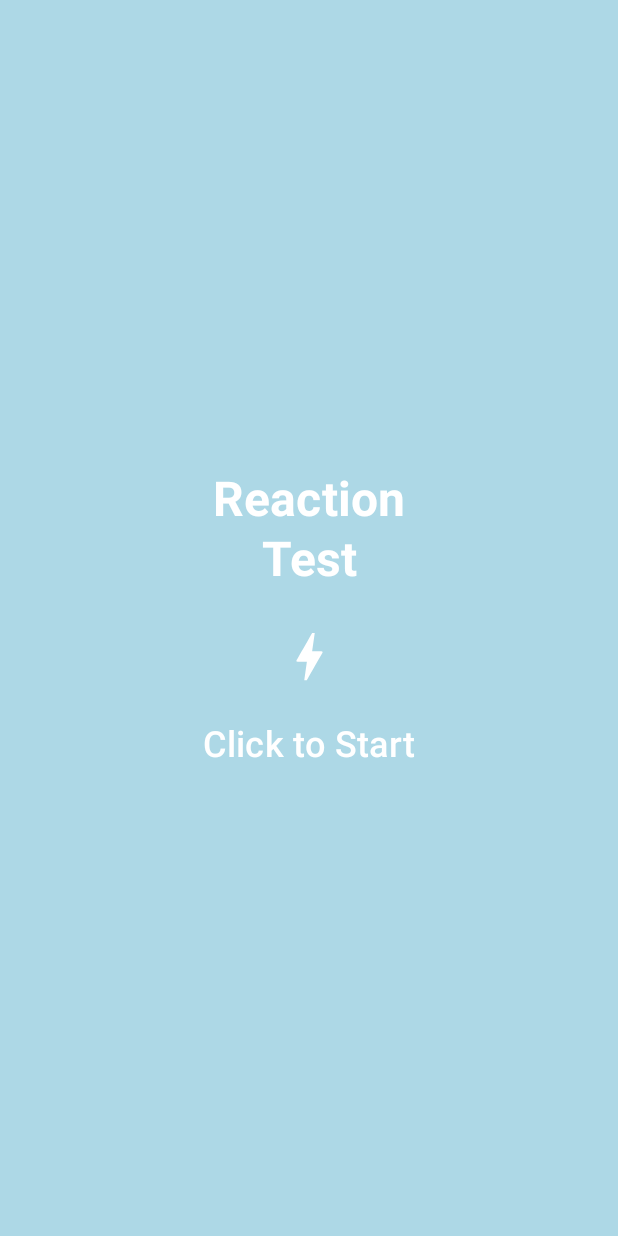
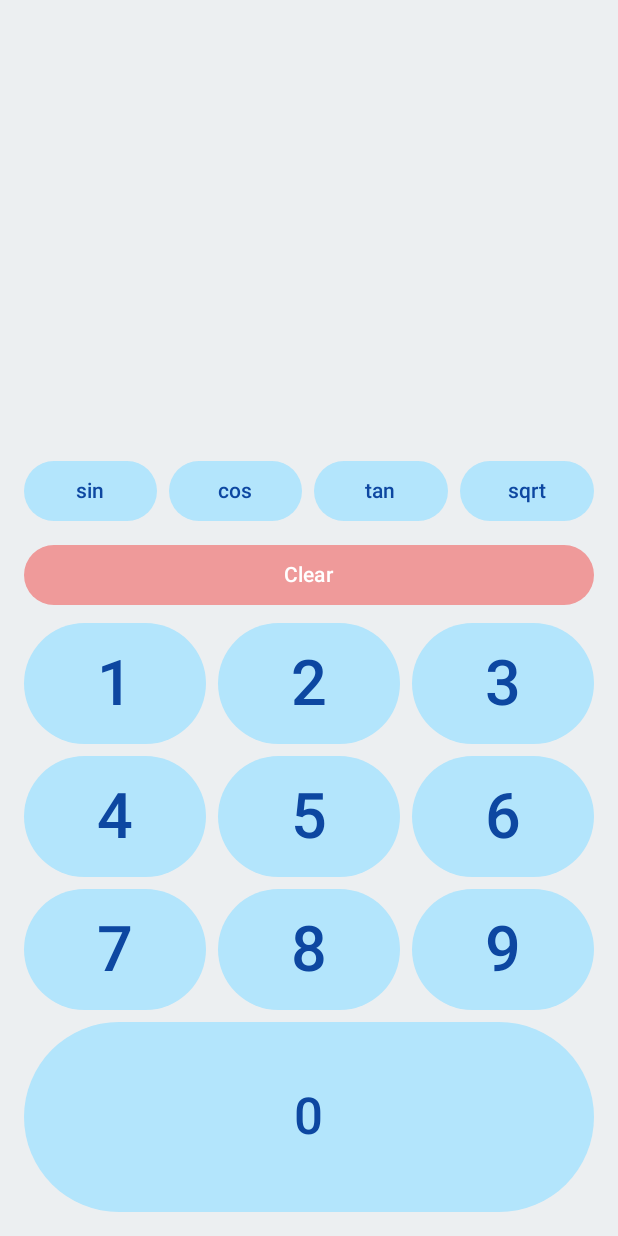
Before and after one commit to hayyaoe/vp-week3-2024, an Android app built with Jetpack Compose: the screen it shows after launch (MainActivity), on a phone screen of 412 x 824 dp. Run offline under Robolectric (Android 15) with nearby library versions, the phone set to English and light mode, and no system bars.

Commit message:
soal 2 revised

```diff
--- a/app/src/main/java/com/example/week_3_visual_programming/MainActivity.kt
+++ b/app/src/main/java/com/example/week_3_visual_programming/MainActivity.kt
@@ -5,6 +5,7 @@ import androidx.activity.ComponentActivity
 import androidx.activity.compose.setContent
 import androidx.activity.enableEdgeToEdge
 import com.example.week_3_visual_programming.ui.theme.Week3VisualProgrammingTheme
+import com.example.week_3_visual_programming.ui.views.CalculatorApp
 import com.example.week_3_visual_programming.ui.views.ReactionTimeTest
 import com.example.week_3_visual_programming.ui.views.VerySimpleNote
 
@@ -15,7 +16,7 @@ class MainActivity : ComponentActivity() {
         setContent {
             Week3VisualProgrammingTheme {
                 // VerySimpleNote()
-                ReactionTimeTest()
+                CalculatorApp()
             }
         }
     }
--- /dev/null
+++ b/app/src/main/java/com/example/week_3_visual_programming/ui/views/Soal-2-Revised.kt
@@ -0,0 +1,155 @@
+package com.example.week_3_visual_programming.ui.views
+
+import androidx.compose.foundation.background
+import androidx.compose.foundation.layout.*
+import androidx.compose.foundation.shape.CircleShape
+import androidx.compose.material3.*
+import androidx.compose.runtime.*
+import androidx.compose.runtime.saveable.rememberSaveable
+import androidx.compose.ui.Modifier
+import androidx.compose.ui.graphics.Color
+import androidx.compose.ui.tooling.preview.Preview
+import androidx.compose.ui.unit.dp
+import androidx.compose.ui.unit.sp
+import kotlin.math.*
+
+
+@Composable
+fun CalculatorApp() {
+    var input by rememberSaveable { mutableStateOf("") }
+
+    Column(
+        modifier = Modifier
+            .background(Color(0xFFECEFF1))
+            .padding(16.dp)
+            .fillMaxSize(), // Light background
+        verticalArrangement = Arrangement.spacedBy(8.dp)
+    ) {
+        Column(
+            modifier = Modifier.weight(1f),
+            verticalArrangement = Arrangement.Center
+        ) {
+            Text(
+                text = input,
+                style = MaterialTheme.typography.bodyLarge,
+                fontSize = 32.sp,
+                color = Color(0xFF37474F) // Darker color for text
+            )
+        }
+
+        // Operation buttons with softer colors
+        Row(
+            modifier = Modifier.fillMaxWidth(),
+            horizontalArrangement = Arrangement.spacedBy(8.dp)
+        ) {
+            Button(
+                onClick = { input = calculate(input, "sin") },
+                modifier = Modifier.weight(1f),
+                colors = ButtonDefaults.buttonColors(containerColor = Color(0xFFB3E5FC)) // Soft blue
+            ) {
+                Text("sin", color = Color(0xFF0D47A1)) // Darker blue for text
+            }
+            Button(
+                onClick = { input = calculate(input, "cos") },
+                modifier = Modifier.weight(1f),
+                colors = ButtonDefaults.buttonColors(containerColor = Color(0xFFB3E5FC))
+            ) {
+                Text("cos", color = Color(0xFF0D47A1))
+            }
+            Button(
+                onClick = { input = calculate(input, "tan") },
+                modifier = Modifier.weight(1f),
+                colors = ButtonDefaults.buttonColors(containerColor = Color(0xFFB3E5FC))
+            ) {
+                Text("tan", color = Color(0xFF0D47A1))
+            }
+            Button(
+                onClick = { input = calculate(input, "sqrt") },
+                modifier = Modifier.weight(1f),
+                colors = ButtonDefaults.buttonColors(containerColor = Color(0xFFB3E5FC))
+            ) {
+                Text("sqrt", color = Color(0xFF0D47A1))
+            }
+        }
+
+
+        // Clear button with custom styling
+        Button(
+            onClick = { input = "" },
+            modifier = Modifier.fillMaxWidth(),
+            colors = ButtonDefaults.buttonColors(containerColor = Color(0xFFEF9A9A)) // Soft red
+        ) {
+            Text("Clear", color = Color.White) // White text for clear button
+        }
+
+        // Number buttons
+        for (row in 0..2) {
+            Row(
+                modifier = Modifier.fillMaxWidth(),
+                horizontalArrangement = Arrangement.spacedBy(8.dp)
+            ) {
+                for (col in 0..2) {
+                    val number = row * 3 + col + 1
+                    if (number <= 9) {
+                        Button(
+                            shape = CircleShape,
+                            onClick = { input += number.toString() },
+                            modifier = Modifier
+                                .weight(1f)
+                                .aspectRatio(1.5f), // Ensures the button is circular
+                            colors = ButtonDefaults.buttonColors(containerColor = Color(0xFFB3E5FC)) // Soft blue
+                        ) {
+                            Text(
+                                text = number.toString(),
+                                fontSize = 42.sp,
+                                color = Color(0xFF0D47A1) // Darker blue for number text
+                            )
+                        }
+                    }
+                }
+            }
+        }
+
+        // Add the 0 button
+        Row(
+            modifier = Modifier.fillMaxWidth(),
+            horizontalArrangement = Arrangement.spacedBy(8.dp)
+        ) {
+            Button(
+                shape = CircleShape,
+                onClick = { input += "0" },
+                modifier = Modifier
+                    .weight(1f)
+                    .aspectRatio(3f), // Ensures the button is circular
+                colors = ButtonDefaults.buttonColors(containerColor = Color(0xFFB3E5FC)) // Soft blue
+            ) {
+                Text(
+                    text = "0",
+                    fontSize = 34.sp,
+                    color = Color(0xFF0D47A1) // Darker blue for number text
+                )
+            }
+        }
+    }
+}
+
+fun calculate(expression: String, func: String): String {
+    return try {
+        val value = expression.toDoubleOrNull() ?: return "Error"
+        when (func) {
+            "sin" -> sin(Math.toRadians(value)).toString()
+            "cos" -> cos(Math.toRadians(value)).toString()
+            "tan" -> tan(Math.toRadians(value)).toString()
+            "sqrt" -> sqrt(value).toString()
+            else -> value.toString()
+        }
+    } catch (e: Exception) {
+        "Error"
+    }
+}
+
+@Preview(showBackground = true)
+@Composable
+fun DefaultPreview() {
+    CalculatorApp()
+}
```
